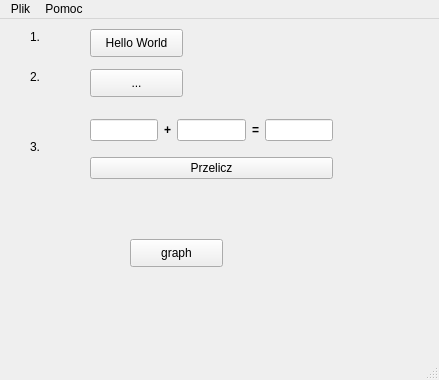
Before: the Qt Designer form okno.ui in Kaemer1645/Szkolenie_Python_KNGK, drawn with Qt 5.
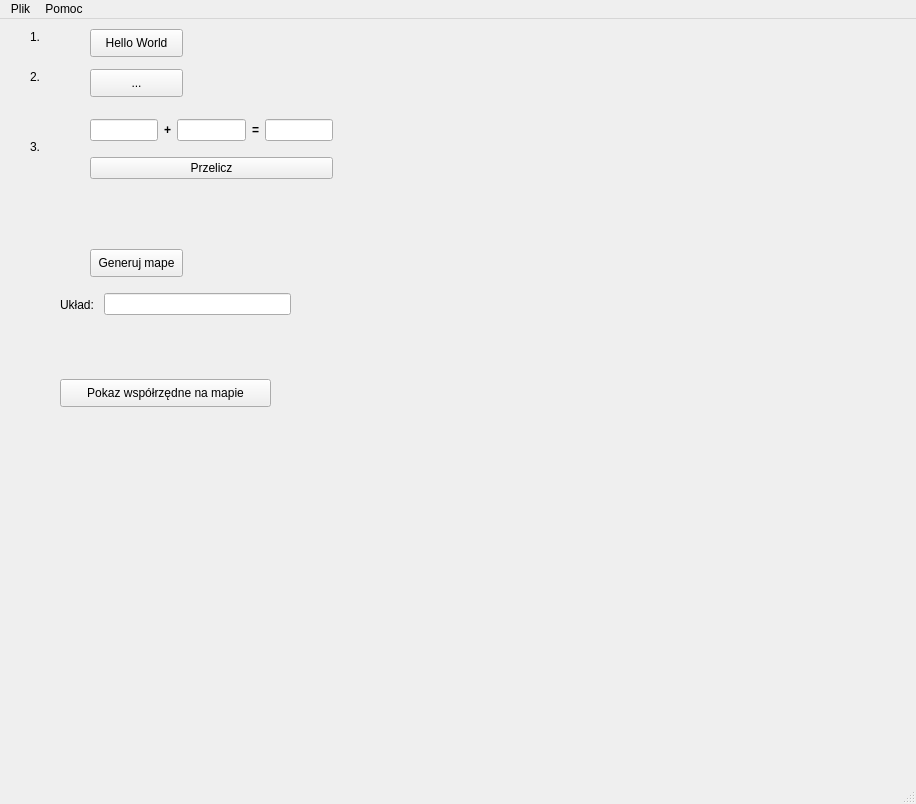
After: the same form once the commit is applied. Custom widgets are drawn as their Qt base class.

Diff of the .ui file:
```diff
--- a/okno.ui
+++ b/okno.ui
@@ -6,8 +6,8 @@
    <rect>
     <x>0</x>
     <y>0</y>
-    <width>439</width>
-    <height>380</height>
+    <width>916</width>
+    <height>804</height>
    </rect>
   </property>
   <property name="windowTitle">
@@ -146,14 +146,65 @@
    <widget class="QPushButton" name="pbGraph">
     <property name="geometry">
      <rect>
-      <x>130</x>
-      <y>220</y>
+      <x>90</x>
+      <y>230</y>
       <width>93</width>
       <height>28</height>
      </rect>
     </property>
     <property name="text">
-     <string>graph</string>
+     <string>Generuj mape</string>
+    </property>
+   </widget>
+   <widget class="kngkGraph" name="graph_window" native="true">
+    <property name="enabled">
+     <bool>true</bool>
+    </property>
+    <property name="geometry">
+     <rect>
+      <x>330</x>
+      <y>200</y>
+      <width>581</width>
+      <height>501</height>
+     </rect>
+    </property>
+    <property name="autoFillBackground">
+     <bool>false</bool>
+    </property>
+   </widget>
+   <widget class="QWidget" name="horizontalLayoutWidget">
+    <property name="geometry">
+     <rect>
+      <x>60</x>
+      <y>270</y>
+      <width>231</width>
+      <height>31</height>
+     </rect>
+    </property>
+    <layout class="QHBoxLayout" name="horizontalLayout_2">
+     <item>
+      <widget class="QLabel" name="label_6">
+       <property name="text">
+        <string>Układ: </string>
+       </property>
+      </widget>
+     </item>
+     <item>
+      <widget class="QLineEdit" name="leCrs"/>
+     </item>
+    </layout>
+   </widget>
+   <widget class="QPushButton" name="pbShowPoints">
+    <property name="geometry">
+     <rect>
+      <x>60</x>
+      <y>360</y>
+      <width>211</width>
+      <height>28</height>
+     </rect>
+    </property>
+    <property name="text">
+     <string>Pokaz współrzędne na mapie</string>
     </property>
    </widget>
   </widget>
@@ -162,7 +213,7 @@
     <rect>
      <x>0</x>
      <y>0</y>
-     <width>439</width>
+     <width>916</width>
      <height>26</height>
     </rect>
    </property>
@@ -193,6 +244,14 @@
    </property>
   </action>
  </widget>
+ <customwidgets>
+  <customwidget>
+   <class>kngkGraph</class>
+   <extends>QWidget</extends>
+   <header>kngk_graph.h</header>
+   <container>1</container>
+  </customwidget>
+ </customwidgets>
  <resources/>
  <connections/>
 </ui>
```
Left out of the diff: 4 changed lines with no effect on the pictures.
